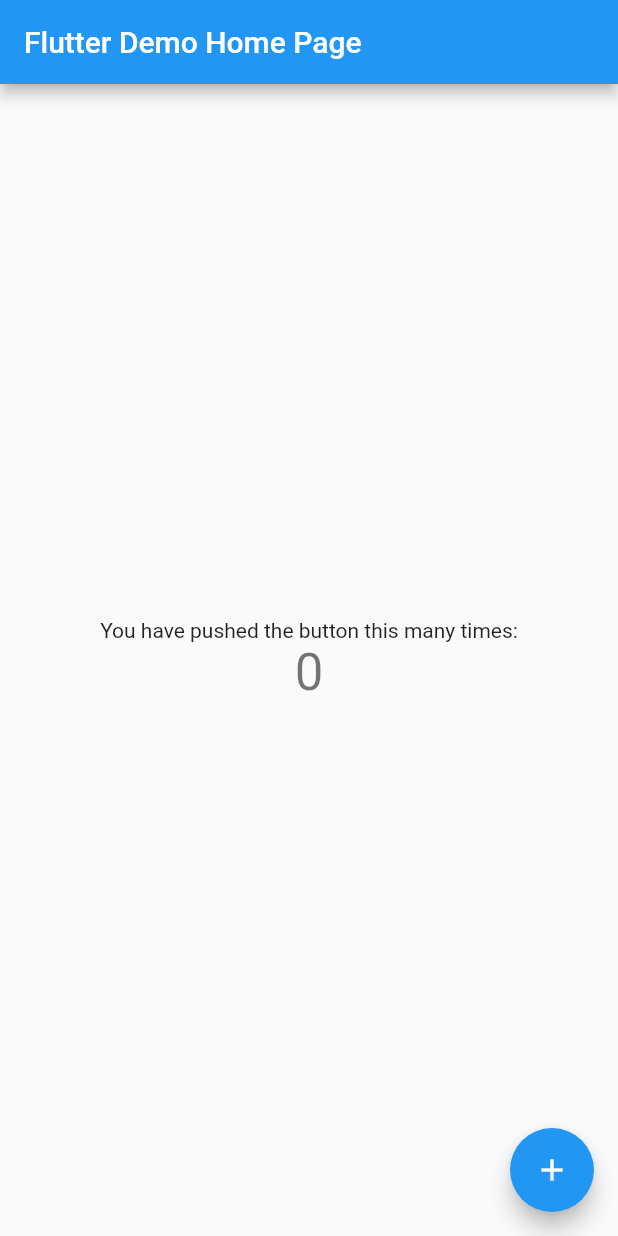
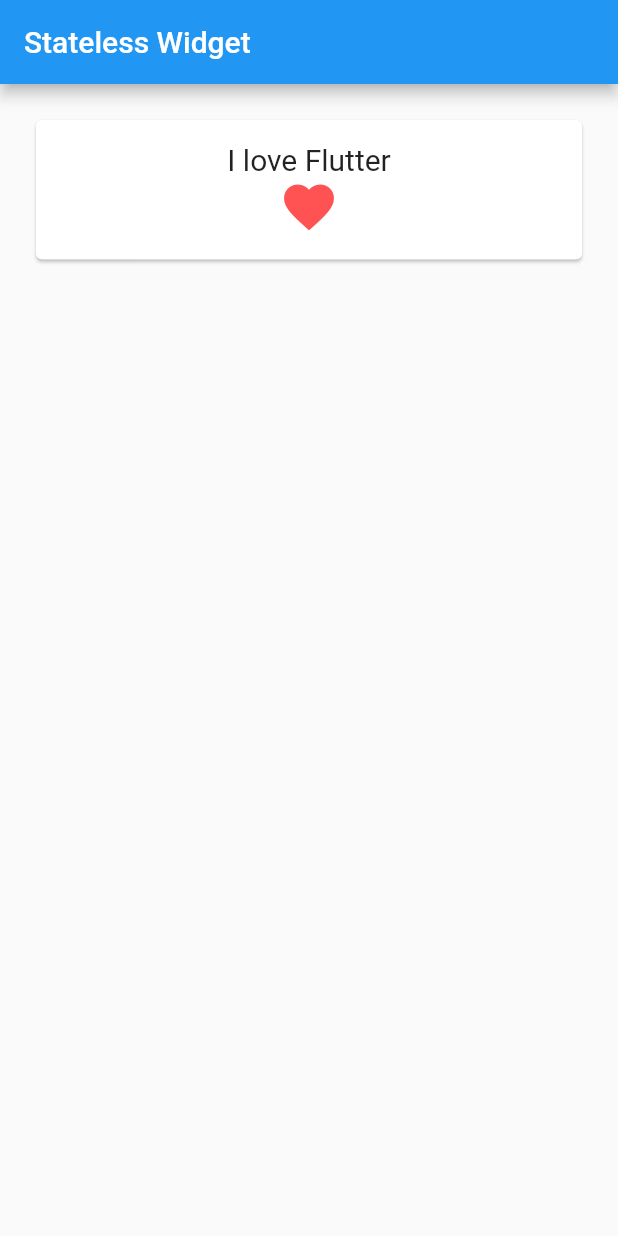
Before and after one commit to trustyoo86/flutter-example, a Flutter app: the screen it shows after launch, on a phone screen of 412 x 824 dp. Run offline on Flutter 3.47's test engine with Material 2 defaults, Android fonts, the phone set to English and light mode, and no system bars.

Commit message:
feat(FL-1): Add Page1.dart
1. Page1.dart

```diff
--- a/lib/main.dart
+++ b/lib/main.dart
@@ -1,111 +1,166 @@
 import 'package:flutter/material.dart';
 
-void main() => runApp(MyApp());
+void main() {
+  runApp(
+    new MaterialApp(
+      title: 'Hello World App',
+      home: new MyStatelessWidget(),
+    )
+  );
+}
 
-class MyApp extends StatelessWidget {
-  // This widget is the root of your application.
+class MyStatelessWidget extends StatelessWidget {
   @override
   Widget build(BuildContext context) {
-    return MaterialApp(
-      title: 'Flutter Demo',
-      theme: ThemeData(
-        // This is the theme of your application.
-        //
-        // Try running your application with "flutter run". You'll see the
-        // application has a blue toolbar. Then, without quitting the app, try
-        // changing the primarySwatch below to Colors.green and then invoke
-        // "hot reload" (press "r" in the console where you ran "flutter run",
-        // or simply save your changes to "hot reload" in a Flutter IDE).
-        // Notice that the counter didn't reset back to zero; the application
-        // is not restarted.
-        primarySwatch: Colors.blue,
-      ),
-      home: MyHomePage(title: 'Flutter Demo Home Page'),
+    return new Scaffold(
+        appBar: new AppBar(title: new Text('Stateless Widget')),
+        body: new Container(
+          padding: new EdgeInsets.all(20.0),
+          child: new Column(
+            crossAxisAlignment: CrossAxisAlignment.stretch,
+            children: <Widget>[
+              new MyCard(
+                title: new Text('I love Flutter', style: new TextStyle(fontSize: 20.0)),
+                icon: new Icon(Icons.favorite, size: 40.0, color: Colors.redAccent)
+              )
+            ],
+          )
+        ),
     );
   }
 }
 
-class MyHomePage extends StatefulWidget {
-  MyHomePage({Key key, this.title}) : super(key: key);
+class MyCard extends StatelessWidget {
+  MyCard({ this.title, this.icon });
 
-  // This widget is the home page of your application. It is stateful, meaning
-  // that it has a State object (defined below) that contains fields that affect
-  // how it looks.
-
-  // This class is the configuration for the state. It holds the values (in this
-  // case the title) provided by the parent (in this case the App widget) and
-  // used by the build method of the State. Fields in a Widget subclass are
-  // always marked "final".
-
-  final String title;
-
-  @override
-  _MyHomePageState createState() => _MyHomePageState();
-}
-
-class _MyHomePageState extends State<MyHomePage> {
-  int _counter = 0;
-
-  void _incrementCounter() {
-    setState(() {
-      // This call to setState tells the Flutter framework that something has
-      // changed in this State, which causes it to rerun the build method below
-      // so that the display can reflect the updated values. If we changed
-      // _counter without calling setState(), then the build method would not be
-      // called again, and so nothing would appear to happen.
-      _counter++;
-    });
-  }
+  final Widget title;
+  final Widget icon;
 
   @override
   Widget build(BuildContext context) {
-    // This method is rerun every time setState is called, for instance as done
-    // by the _incrementCounter method above.
-    //
-    // The Flutter framework has been optimized to make rerunning build methods
-    // fast, so that you can just rebuild anything that needs updating rather
-    // than having to individually change instances of widgets.
-    return Scaffold(
-      appBar: AppBar(
-        // Here we take the value from the MyHomePage object that was created by
-        // the App.build method, and use it to set our appbar title.
-        title: Text(widget.title),
-      ),
-      body: Center(
-        // Center is a layout widget. It takes a single child and positions it
-        // in the middle of the parent.
-        child: Column(
-          // Column is also layout widget. It takes a list of children and
-          // arranges them vertically. By default, it sizes itself to fit its
-          // children horizontally, and tries to be as tall as its parent.
-          //
-          // Invoke "debug painting" (press "p" in the console, choose the
-          // "Toggle Debug Paint" action from the Flutter Inspector in Android
-          // Studio, or the "Toggle Debug Paint" command in Visual Studio Code)
-          // to see the wireframe for each widget.
-          //
-          // Column has various properties to control how it sizes itself and
-          // how it positions its children. Here we use mainAxisAlignment to
-          // center the children vertically; the main axis here is the vertical
-          // axis because Columns are vertical (the cross axis would be
-          // horizontal).
-          mainAxisAlignment: MainAxisAlignment.center,
-          children: <Widget>[
-            Text(
-              'You have pushed the button this many times:',
-            ),
-            Text(
-              '$_counter',
-              style: Theme.of(context).textTheme.display1,
-            ),
-          ],
+    return new Container(
+      padding: new EdgeInsets.only(bottom: 20.0),
+      child: new Card(
+        child: new Container(
+          padding: new EdgeInsets.all(15.0),
+          child: new Column(
+            children: <Widget>[
+              this.title,
+              this.icon,
+            ],
+          ),
         ),
       ),
-      floatingActionButton: FloatingActionButton(
-        onPressed: _incrementCounter,
-        tooltip: 'Increment',
-        child: Icon(Icons.add),
-      ), // This trailing comma makes auto-formatting nicer for build methods.
     );
   }
 }
+
+//void main() => runApp(MyApp());
+
+//class MyApp extends StatelessWidget {
+//  // This widget is the root of your application.
+//  @override
+//  Widget build(BuildContext context) {
+//    return MaterialApp(
+//      title: 'Flutter Demo',
+//      theme: ThemeData(
+//        // This is the theme of your application.
+//        //
+//        // Try running your application with "flutter run". You'll see the
+//        // application has a blue toolbar. Then, without quitting the app, try
+//        // changing the primarySwatch below to Colors.green and then invoke
+//        // "hot reload" (press "r" in the console where you ran "flutter run",
+//        // or simply save your changes to "hot reload" in a Flutter IDE).
+//        // Notice that the counter didn't reset back to zero; the application
+//        // is not restarted.
+//        primarySwatch: Colors.blue,
+//      ),
+//      home: MyHomePage(title: 'Flutter Demo Home Page'),
+//    );
+//  }
+//}
+//
+//class MyHomePage extends StatefulWidget {
+//  MyHomePage({Key key, this.title}) : super(key: key);
+//
+//  // This widget is the home page of your application. It is stateful, meaning
+//  // that it has a State object (defined below) that contains fields that affect
+//  // how it looks.
+//
+//  // This class is the configuration for the state. It holds the values (in this
+//  // case the title) provided by the parent (in this case the App widget) and
+//  // used by the build method of the State. Fields in a Widget subclass are
+//  // always marked "final".
+//
+//  final String title;
+//
+//  @override
+//  _MyHomePageState createState() => _MyHomePageState();
+//}
+//
+//class _MyHomePageState extends State<MyHomePage> {
+//  int _counter = 0;
+//
+//  void _incrementCounter() {
+//    setState(() {
+//      // This call to setState tells the Flutter framework that something has
+//      // changed in this State, which causes it to rerun the build method below
+//      // so that the display can reflect the updated values. If we changed
+//      // _counter without calling setState(), then the build method would not be
+//      // called again, and so nothing would appear to happen.
+//      _counter++;
+//    });
+//  }
+//
+//  @override
+//  Widget build(BuildContext context) {
+//    // This method is rerun every time setState is called, for instance as done
+//    // by the _incrementCounter method above.
+//    //
+//    // The Flutter framework has been optimized to make rerunning build methods
+//    // fast, so that you can just rebuild anything that needs updating rather
+//    // than having to individually change instances of widgets.
+//    return Scaffold(
+//      appBar: AppBar(
+//        // Here we take the value from the MyHomePage object that was created by
+//        // the App.build method, and use it to set our appbar title.
+//        title: Text(widget.title),
+//      ),
+//      body: Center(
+//        // Center is a layout widget. It takes a single child and positions it
+//        // in the middle of the parent.
+//        child: Column(
+//          // Column is also layout widget. It takes a list of children and
+//          // arranges them vertically. By default, it sizes itself to fit its
+//          // children horizontally, and tries to be as tall as its parent.
+//          //
+//          // Invoke "debug painting" (press "p" in the console, choose the
+//          // "Toggle Debug Paint" action from the Flutter Inspector in Android
+//          // Studio, or the "Toggle Debug Paint" command in Visual Studio Code)
+//          // to see the wireframe for each widget.
+//          //
+//          // Column has various properties to control how it sizes itself and
+//          // how it positions its children. Here we use mainAxisAlignment to
+//          // center the children vertically; the main axis here is the vertical
+//          // axis because Columns are vertical (the cross axis would be
+//          // horizontal).
+//          mainAxisAlignment: MainAxisAlignment.center,
+//          children: <Widget>[
+//            Text(
+//              'You have pushed the button this many times:',
+//            ),
+//            Text(
+//              '$_counter',
+//              style: Theme.of(context).textTheme.display1,
+//            ),
+//          ],
+//        ),
+//      ),
+//      floatingActionButton: FloatingActionButton(
+//        onPressed: _incrementCounter,
+//        tooltip: 'Increment',
+//        child: Icon(Icons.add),
+//      ), // This trailing comma makes auto-formatting nicer for build methods.
+//    );
+//  }
+//}
```
Also changed, not shown: lib/page1.dart (added, +26 -0 lines).
